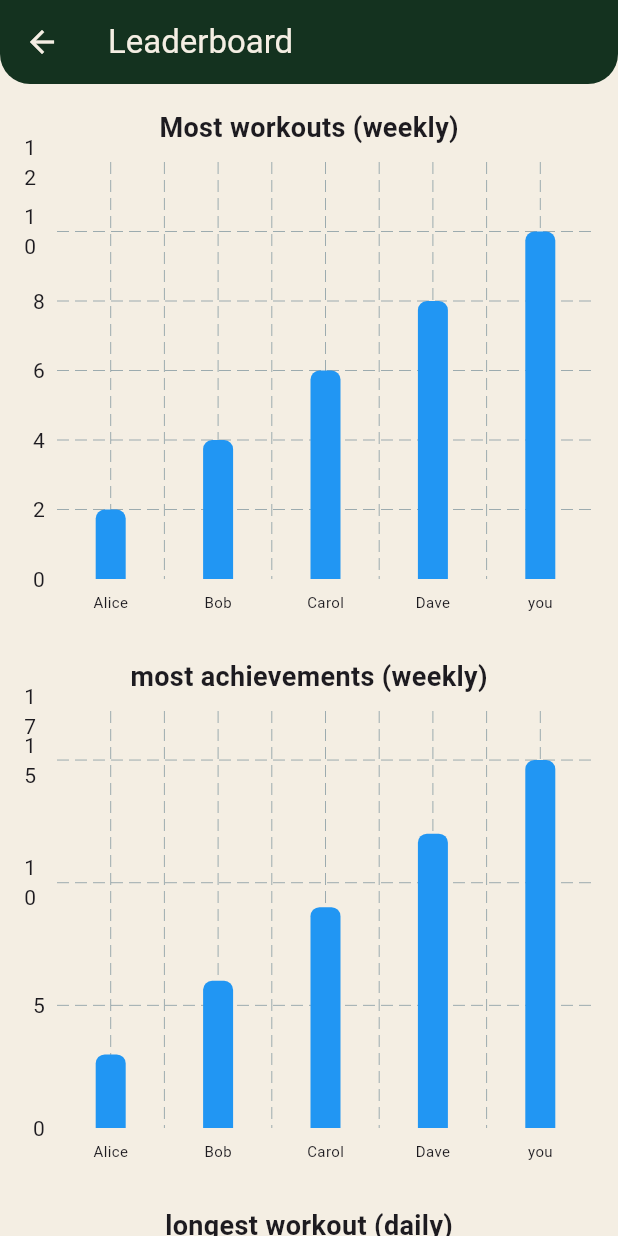
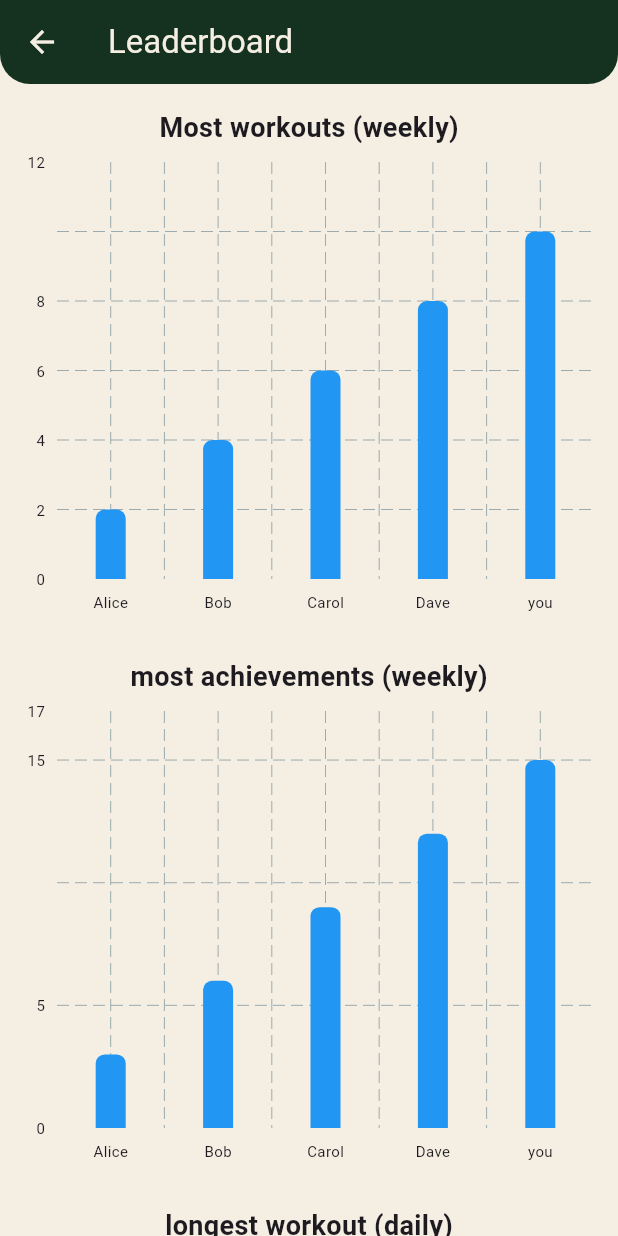
Before and after one commit to marcsaffold17/GetFitApp, a Flutter app: the MyHomePage screen opened directly, after a tap on "LeaderBoard", on a phone screen of 412 x 824 dp. Run offline on Flutter 3.47's test engine with Material 3 defaults, Android fonts, the phone set to English and light mode, and no system bars; drawn by our look-alikes of fl_chart; our stand-ins replace cloud_firestore, firebase_core, firebase_storage, google_nav_bar, image_picker, shared_preferences; accounts and stored records are empty; network calls fail.

Commit message:
Gave graph a container and fixed numbers on graph

```diff
--- a/get_fit_app/lib/view/HomePage.dart
+++ b/get_fit_app/lib/view/HomePage.dart
@@ -94,7 +94,7 @@ class _MyHomePageState extends State<MyHomePage> {
           top: 20,
           left: 20,
           child: Text(
-            "Welcome Back, $UserName",
+            "Welcome Back, \n$UserName",
             style: const TextStyle(fontSize: 30),
           ),
         ),
@@ -102,9 +102,17 @@ class _MyHomePageState extends State<MyHomePage> {
           top: 120,
           left: 20,
           right: 20,
-          child: AnimatedSwitcher(
-            duration: const Duration(milliseconds: 500),
-            child: displayChart(_chartData, _selectedChart),
+          child: Container(
+            padding: const EdgeInsets.all(15),
+            height: 300,
+            decoration: BoxDecoration(
+              color: Color.fromARGB(255, 229, 221, 212),
+              borderRadius: BorderRadius.circular(20),
+            ),
+            child: AnimatedSwitcher(
+              duration: const Duration(milliseconds: 500),
+              child: displayChart(_chartData, _selectedChart),
+            ),
           ),
         ),
         Positioned(
--- a/get_fit_app/lib/view/chart_veiw.dart
+++ b/get_fit_app/lib/view/chart_veiw.dart
@@ -268,7 +268,26 @@ class _BarChartWidgetState extends State<BarChartWidget>
                   ),
                 ),
                 leftTitles: AxisTitles(
-                  sideTitles: SideTitles(showTitles: true),
+                  sideTitles: SideTitles(
+                    showTitles: true,
+                    getTitlesWidget: (value, meta) {
+                      if (value.toInt() == 10) {
+                        return const SizedBox.shrink();
+                      }
+
+                      return SideTitleWidget(
+                        space: 8,
+                        meta: meta,
+                        child: Text(
+                          value.toInt().toString(),
+                          style: const TextStyle(
+                            fontSize: 10,
+                            overflow: TextOverflow.visible,
+                          ),
+                        ),
+                      );
+                    },
+                  ),
                 ),
                 rightTitles: AxisTitles(
                   sideTitles: SideTitles(showTitles: false),
```
